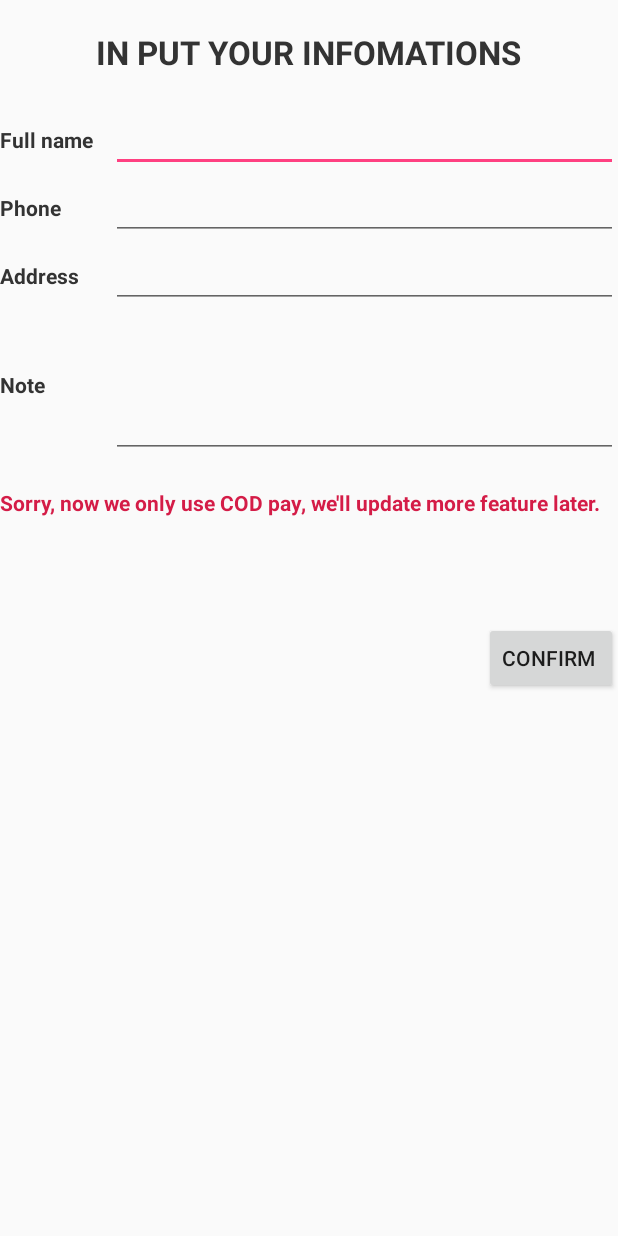
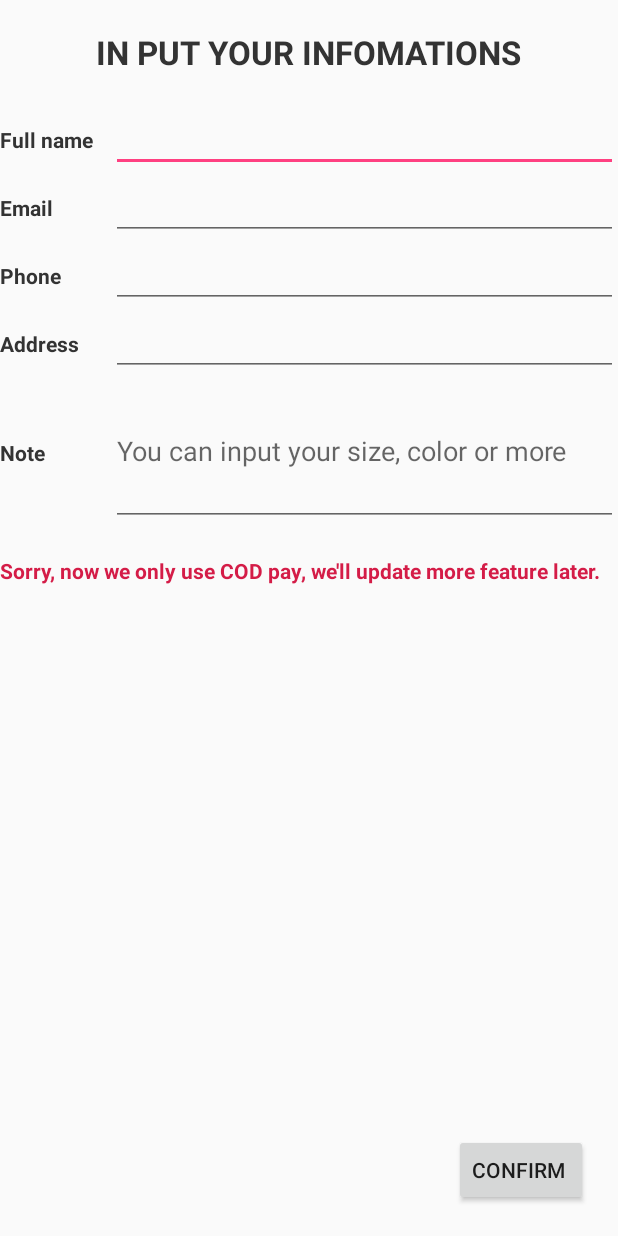
Before and after one commit to huynhlehoang1995/Group-4, an Android app: the layout fragment_confirm.xml on its own in the app's theme, with its tools: preview values and no code run, on a phone screen of 412 x 824 dp. Run offline under Robolectric (Android 15) with nearby library versions, the phone set to English and light mode, and no system bars.

```diff
--- a/Project/Ssense/app/build.gradle
+++ b/Project/Ssense/app/build.gradle
@@ -24,6 +24,7 @@ dependencies {
     implementation 'com.android.support:design:26.1.0'
     implementation 'com.android.support.constraint:constraint-layout:1.0.2'
     implementation 'com.android.support:support-v4:26.0.0-beta1'
+    implementation 'com.google.firebase:firebase-database:11.0.4'
     testImplementation 'junit:junit:4.12'
     androidTestImplementation 'com.android.support.test:runner:1.0.1'
     androidTestImplementation 'com.android.support.test.espresso:espresso-core:3.0.1'
--- a/Project/Ssense/app/src/main/res/layout/fragment_confirm.xml
+++ b/Project/Ssense/app/src/main/res/layout/fragment_confirm.xml
@@ -42,14 +42,34 @@
         <TextView
             android:layout_width="74dp"
             android:layout_height="wrap_content"
+            android:text="Email"
+            android:textColor="@color/colorDarkGray"
+            android:textStyle="bold" />
+
+        <EditText
+            android:id="@+id/edtEmail"
+            android:layout_width="match_parent"
+            android:layout_height="wrap_content"
+            android:inputType="textEmailAddress" />
+    </LinearLayout>
+
+    <LinearLayout
+        android:orientation="horizontal"
+        android:layout_width="match_parent"
+        android:layout_height="wrap_content">
+
+        <TextView
+            android:layout_width="74dp"
+            android:layout_height="wrap_content"
             android:text="Phone"
             android:textColor="@color/colorDarkGray"
             android:textStyle="bold" />
+
         <EditText
             android:id="@+id/edtPhone"
             android:layout_width="match_parent"
             android:layout_height="wrap_content"
-            />
+            android:inputType="number" />
     </LinearLayout>
 
     <LinearLayout
@@ -82,6 +102,7 @@
             android:textStyle="bold" />
 
         <EditText
+            android:hint="You can input your size, color or more"
             android:id="@+id/edtNote"
             android:layout_width="wrap_content"
             android:layout_height="100dp"
@@ -101,13 +122,21 @@
         android:textColor="@color/red"
         android:textStyle="bold" />
 
-    <Button
-        android:id="@+id/btnConfirm"
-        android:layout_marginTop="70dp"
+    <LinearLayout
+        android:layout_gravity="right"
         android:layout_width="wrap_content"
-        android:layout_height="wrap_content"
-        android:layout_gravity="right"
-        android:text="CONFIRM " />
+        android:layout_height="match_parent">
+
+        <Button
+            android:layout_marginRight="20dp"
+            android:layout_marginBottom="10dp"
+            android:id="@+id/btnConfirm"
+            android:layout_width="wrap_content"
+            android:layout_height="wrap_content"
+            android:layout_gravity="bottom"
+            android:text="CONFIRM " />
+    </LinearLayout>
+
 
 
 
```
Also changed, not shown: Project/Ssense/app/src/main/java/com/ssense/ssense/ActivityController/ConnectingActivity.java (+11 -7 lines), Project/Ssense/app/src/main/java/com/ssense/ssense/ActivityController/MainActivity.java (+5 -5 lines), Project/Ssense/app/src/main/java/com/ssense/ssense/CustomAdapter/ListViewWishListAdapter.java (+6 -5 lines), Project/Ssense/app/src/main/java/com/ssense/ssense/DataController/FirebaseController.java (added, +56 -0 lines), Project/Ssense/app/src/main/java/com/ssense/ssense/DataModels/OrderForm.java (added, +9 -0 lines), Project/Ssense/app/src/main/java/com/ssense/ssense/DataModels/WishListProduct.java (added, +80 -0 lines), Project/Ssense/app/src/main/java/com/ssense/ssense/FragmentController/ConfirmFragment.java (+31 -0 lines), Project/Ssense/app/src/main/java/com/ssense/ssense/FragmentController/FailConnectFragment.java (+16 -1 lines), Project/Ssense/app/src/main/java/com/ssense/ssense/FragmentController/WishListFragment.java (+30 -4 lines), Project/Ssense/app/src/main/ic_launcher-web.png (added), Project/Ssense/app/src/main/res/mipmap-hdpi/ic_launcher.png, Project/Ssense/app/src/main/res/mipmap-mdpi/ic_launcher.png, Project/Ssense/app/src/main/res/mipmap-xhdpi/ic_launcher.png, Project/Ssense/app/src/main/res/mipmap-xxhdpi/ic_launcher.png, 1 more files, 1 other file.
